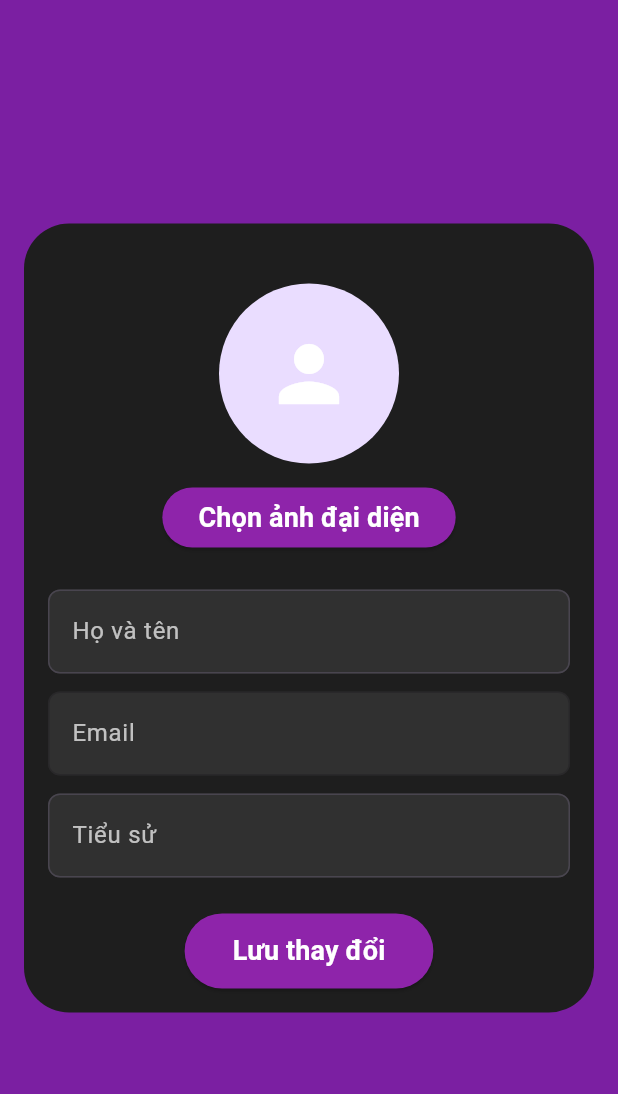
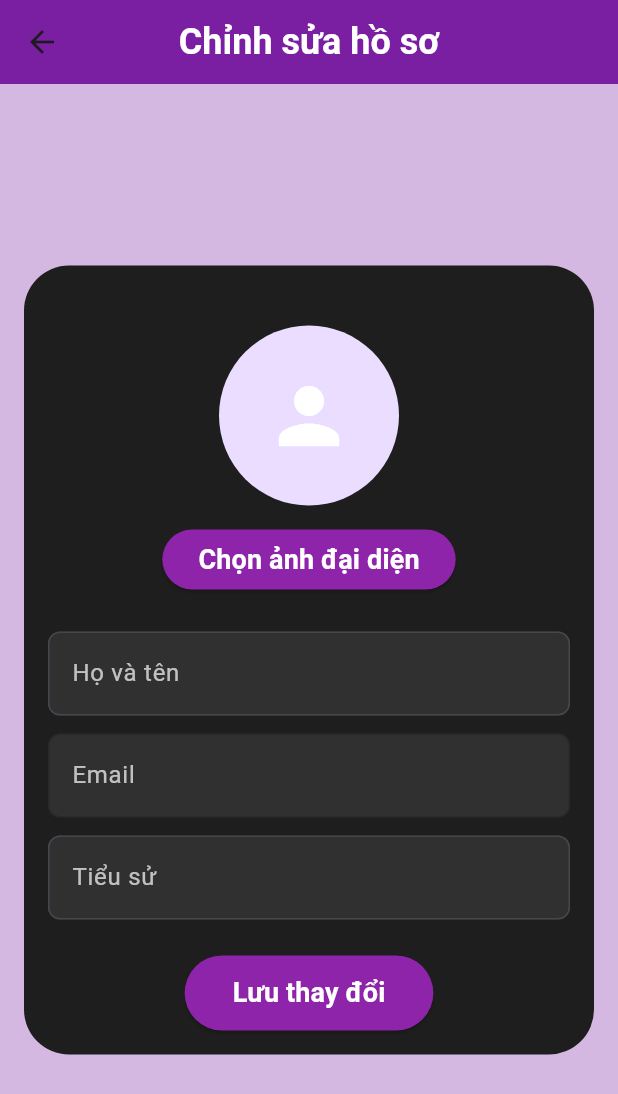
Before and after one commit to hthinh21/SocialApp_Flutter, a Flutter app: the EditProfileScreen screen opened directly, on a phone screen of 412 x 824 dp. Shown: the top 1094 px of the screen. Run offline on Flutter 3.47's test engine with Material 3 defaults, Android fonts, the phone set to English and light mode, and no system bars; our stand-ins replace carousel_slider, file_picker, image_picker, permission_handler, shared_preferences, socket_io_client and 1 more; accounts and stored records are empty.

Commit message:
fix appbar edit profile screen

```diff
--- a/lib/screens/edit_profile_sreen.dart
+++ b/lib/screens/edit_profile_sreen.dart
@@ -134,7 +134,13 @@ class _EditProfileScreenState extends State<EditProfileScreen> {
   @override
   Widget build(BuildContext context) {
     return Scaffold(
-      backgroundColor: const Color.fromRGBO(123, 31, 162, 1), // purple
+      appBar: AppBar(
+        title: const Text('Chỉnh sửa hồ sơ', style: TextStyle(fontSize: 24, fontWeight: FontWeight.bold, color: Colors.white )),
+        backgroundColor: Color.fromRGBO(123, 31, 162, 1),
+        centerTitle: true,
+      ),
+
+      backgroundColor: const Color.fromARGB(255, 213, 184, 225), // purple
       body: Center(
         child: Container(
           margin: const EdgeInsets.all(16),
```
